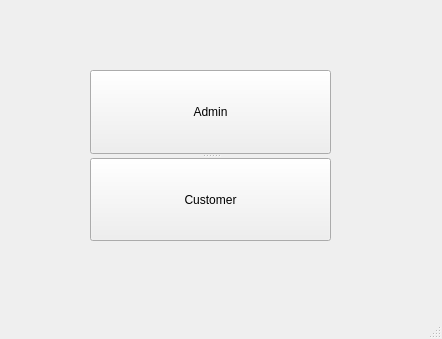
First picture: the form in mainwindow.ui, repository Ultrafiolet4/Module_4, before the edit.
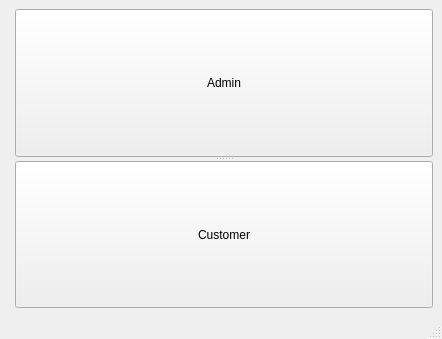
Second picture: the form after the edit.

What changed in the file:
```diff
--- a/mainwindow.ui
+++ b/mainwindow.ui
@@ -14,15 +14,9 @@
    <string>MainWindow</string>
   </property>
   <widget class="QWidget" name="centralwidget">
+   <layout class="QFormLayout" name="formLayout">
+    <item row="0" column="1">
    <widget class="QSplitter" name="splitter">
-    <property name="geometry">
-     <rect>
-      <x>90</x>
-      <y>70</y>
-      <width>241</width>
-      <height>171</height>
-     </rect>
-    </property>
     <property name="orientation">
      <enum>Qt::Vertical</enum>
     </property>
@@ -37,6 +31,8 @@
      </property>
     </widget>
    </widget>
+    </item>
+   </layout>
   </widget>
   <widget class="QMenuBar" name="menubar">
    <property name="geometry">
```
Left out of the diff: 2 changed lines with no effect on the pictures. Lines whose indentation alone changed are shown as unchanged.
